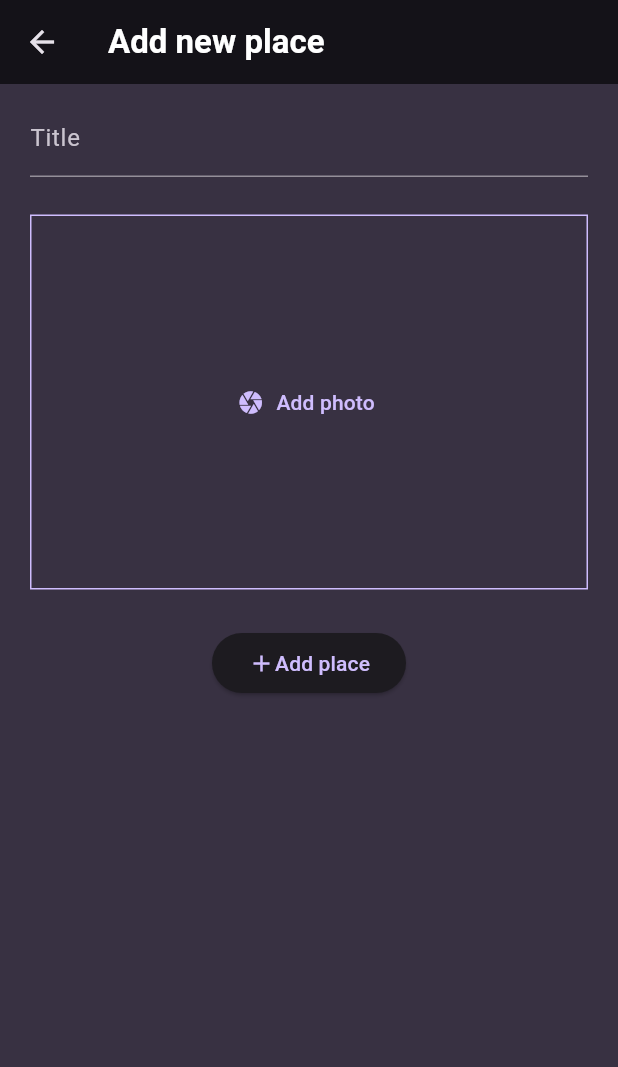
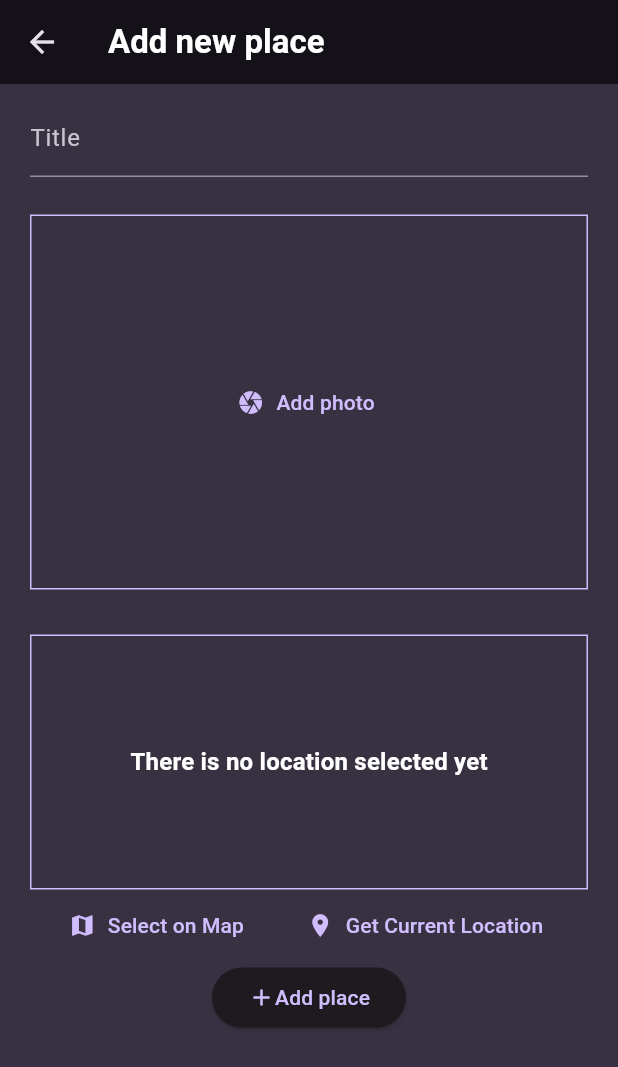
Before and after one commit to MostafaHamed-W/spot_savvy, a Flutter app: the NewPlcae screen opened directly, on a phone screen of 412 x 824 dp. Shown: the top 1067 px of the screen. Run offline on Flutter 3.47's test engine with Material 3 defaults, Android fonts, the phone set to English and light mode, and no system bars; our stand-ins replace flutter_riverpod, google_fonts, image_picker, location.

Commit message:
Updating Location Feature To Get locationData

```diff
--- a/lib/views/new_place.dart
+++ b/lib/views/new_place.dart
@@ -2,9 +2,9 @@ import 'dart:io';
 
 import 'package:flutter/material.dart';
 import 'package:flutter_riverpod/flutter_riverpod.dart';
-import 'package:image_picker/image_picker.dart';
 import 'package:spot_savvy/providers/places_provider.dart';
 import 'package:spot_savvy/widgets/image_input.dart';
+import 'package:spot_savvy/widgets/location_input.dart';
 
 class NewPlcae extends ConsumerStatefulWidget {
   const NewPlcae({super.key});
@@ -71,7 +71,8 @@ class _NewPlcaeState extends ConsumerState<NewPlcae> {
                   _selectedImage = selectedImage;
                 },
               ),
-              const SizedBox(height: 25),
+              const SizedBox(height: 30),
+              const LocationInput(),
               ElevatedButton(
                 onPressed: () {
                   _savePlace(placeTitle: _titleController.text);
--- /dev/null
+++ b/lib/widgets/location_input.dart
@@ -0,0 +1,81 @@
+import 'package:flutter/material.dart';
+import 'package:location/location.dart';
+
+class LocationInput extends StatefulWidget {
+  const LocationInput({super.key});
+
+  @override
+  State<LocationInput> createState() => _LocationInputState();
+}
+
+class _LocationInputState extends State<LocationInput> {
+  void getCurrentLocation() async {
+    Location location = Location();
+
+    bool serviceEnabled;
+    PermissionStatus permissionGranted;
+    LocationData locationData;
+
+    serviceEnabled = await location.serviceEnabled();
+    if (!serviceEnabled) {
+      serviceEnabled = await location.requestService();
+      if (!serviceEnabled) {
+        return;
+      }
+    }
+
+    permissionGranted = await location.hasPermission();
+    if (permissionGranted == PermissionStatus.denied) {
+      permissionGranted = await location.requestPermission();
+      if (permissionGranted != PermissionStatus.granted) {
+        return;
+      }
+    }
+
+    locationData = await location.getLocation();
+    print('done');
+    print(locationData.latitude);
+    print(locationData.longitude);
+  }
+
+  @override
+  Widget build(BuildContext context) {
+    return Column(
+      children: [
+        Container(
+          decoration: BoxDecoration(
+              border: Border.all(
+            color: Theme.of(context).colorScheme.primary,
+          )),
+          height: 170,
+          width: double.infinity,
+          child: Center(
+            child: Text(
+              'There is no location selected yet',
+              style: Theme.of(context).textTheme.titleMedium,
+            ),
+          ),
+        ),
+        Row(
+          mainAxisAlignment: MainAxisAlignment.spaceEvenly,
+          children: [
+            TextButton.icon(
+              onPressed: () {},
+              icon: const Icon(
+                Icons.map,
+              ),
+              label: const Text('Select on Map'),
+            ),
+            TextButton.icon(
+              onPressed: getCurrentLocation,
+              icon: const Icon(
+                Icons.location_on,
+              ),
+              label: const Text('Get Current Location'),
+            ),
+          ],
+        )
+      ],
+    );
+  }
+}
--- a/pubspec.yaml
+++ b/pubspec.yaml
@@ -34,6 +34,7 @@ dependencies:
   flutter_riverpod: ^2.4.9
   google_fonts: ^6.1.0
   image_picker: ^1.0.5
+  location: ^5.0.3
   uuid: ^4.2.0
 
 dev_dependencies:
```
Also changed, not shown: pubspec.lock, 6 other files.
